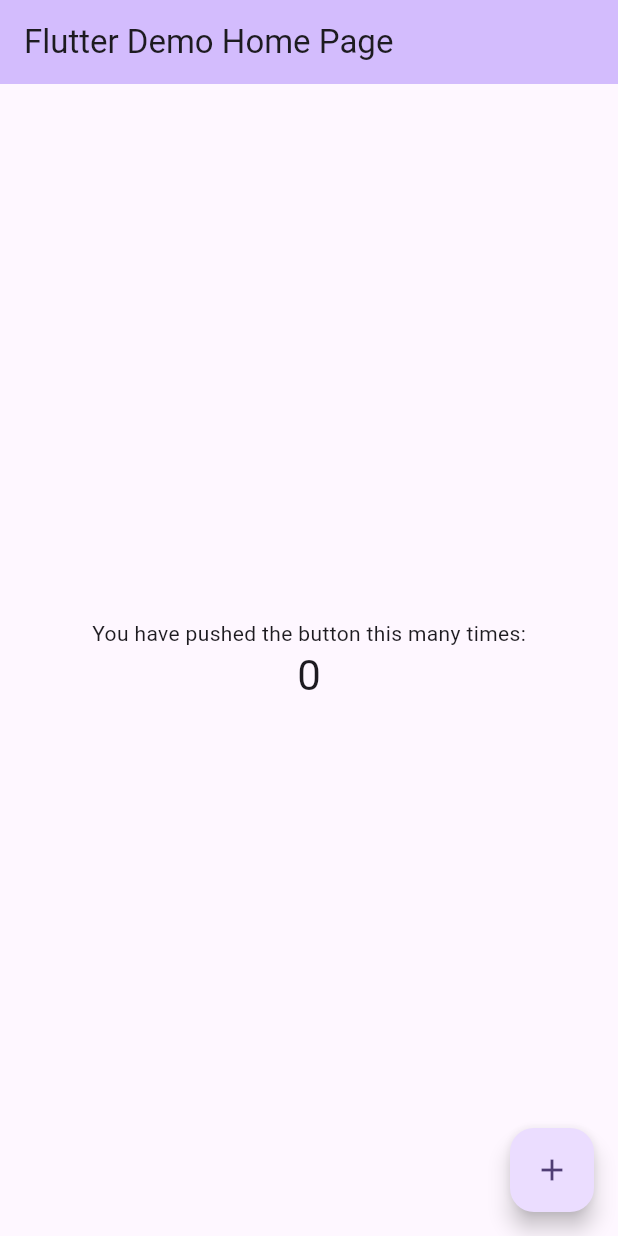
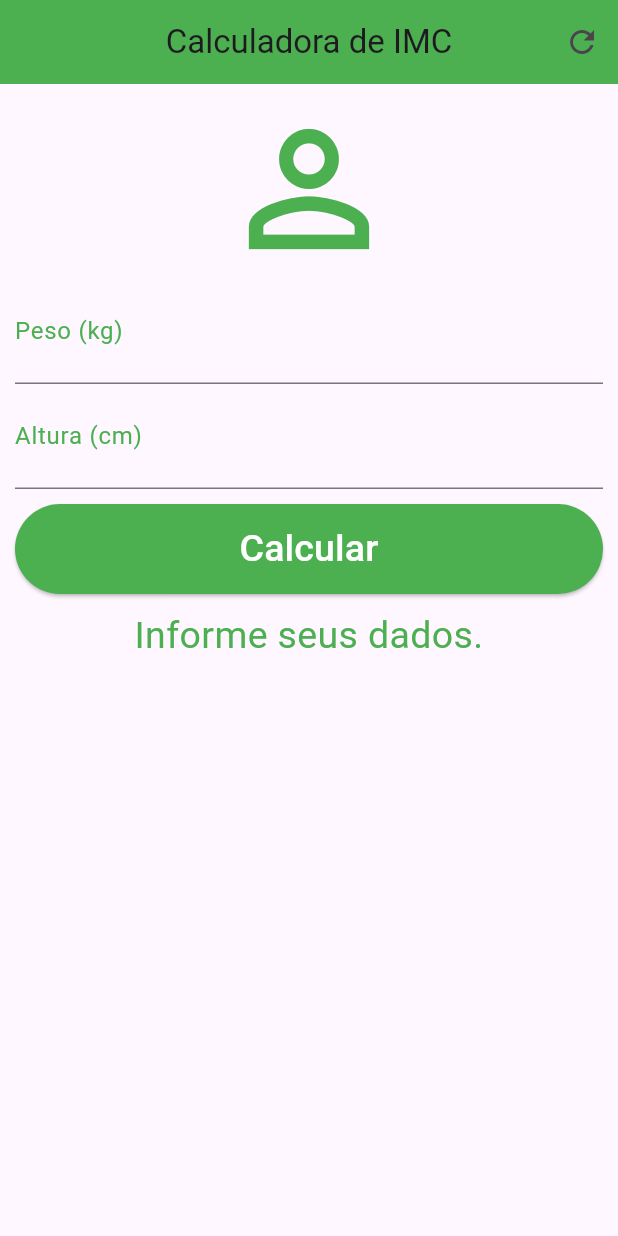
Before and after one commit to daniellcferreira/flutter_fundamentals, a Flutter app: the screen it shows after launch, on a phone screen of 412 x 824 dp. Run offline on Flutter 3.47's test engine with Material 3 defaults, Android fonts, the phone set to English and light mode, and no system bars.

```diff
--- a/calculadora_imc_flutter/lib/main.dart
+++ b/calculadora_imc_flutter/lib/main.dart
@@ -1,122 +1,142 @@
 import 'package:flutter/material.dart';
 
 void main() {
-  runApp(const MyApp());
+  runApp(MaterialApp(home: Home()));
 }
 
-class MyApp extends StatelessWidget {
-  const MyApp({super.key});
-
-  // This widget is the root of your application.
+class Home extends StatefulWidget {
   @override
-  Widget build(BuildContext context) {
-    return MaterialApp(
-      title: 'Flutter Demo',
-      theme: ThemeData(
-        // This is the theme of your application.
-        //
-        // TRY THIS: Try running your application with "flutter run". You'll see
-        // the application has a purple toolbar. Then, without quitting the app,
-        // try changing the seedColor in the colorScheme below to Colors.green
-        // and then invoke "hot reload" (save your changes or press the "hot
-        // reload" button in a Flutter-supported IDE, or press "r" if you used
-        // the command line to start the app).
-        //
-        // Notice that the counter didn't reset back to zero; the application
-        // state is not lost during the reload. To reset the state, use hot
-        // restart instead.
-        //
-        // This works for code too, not just values: Most code changes can be
-        // tested with just a hot reload.
-        colorScheme: ColorScheme.fromSeed(seedColor: Colors.deepPurple),
-      ),
-      home: const MyHomePage(title: 'Flutter Demo Home Page'),
-    );
-  }
+  _HomeState createState() => _HomeState();
 }
 
-class MyHomePage extends StatefulWidget {
-  const MyHomePage({super.key, required this.title});
+class _HomeState extends State<Home> {
+  // Chave do formulário
+  GlobalKey<FormState> _formKey = GlobalKey<FormState>();
 
-  // This widget is the home page of your application. It is stateful, meaning
-  // that it has a State object (defined below) that contains fields that affect
-  // how it looks.
+  // Controllers dos campos
+  TextEditingController weightController = TextEditingController();
+  TextEditingController heightController = TextEditingController();
 
-  // This class is the configuration for the state. It holds the values (in this
-  // case the title) provided by the parent (in this case the App widget) and
-  // used by the build method of the State. Fields in a Widget subclass are
-  // always marked "final".
+  // Texto exibido na tela
+  String _infoText = "Informe seus dados.";
 
-  final String title;
+  // Reseta os campos e o formulário
+  void _resetField() {
+    weightController.text = "";
+    heightController.text = "";
+    setState(() {
+      _infoText = "Informe seus dados.";
+      _formKey = GlobalKey<FormState>();
+    });
+  }
 
-  @override
-  State<MyHomePage> createState() => _MyHomePageState();
-}
+  // Calcula o IMC
+  void _calculate() {
+    setState(() {
+      double weight = double.parse(weightController.text);
+      double height = double.parse(heightController.text) / 100;
 
-class _MyHomePageState extends State<MyHomePage> {
-  int _counter = 0;
+      double imc = weight / (height * height);
 
-  void _incrementCounter() {
-    setState(() {
-      // This call to setState tells the Flutter framework that something has
-      // changed in this State, which causes it to rerun the build method below
-      // so that the display can reflect the updated values. If we changed
-      // _counter without calling setState(), then the build method would not be
-      // called again, and so nothing would appear to happen.
-      _counter++;
+      if (imc < 18.6) {
+        _infoText = "Abaixo do peso (${imc.toStringAsPrecision(4)})";
+      } else if (imc < 24.9) {
+        _infoText = "Peso ideal (${imc.toStringAsPrecision(4)})";
+      } else if (imc < 29.9) {
+        _infoText = "Levemente acima do peso (${imc.toStringAsPrecision(4)})";
+      } else if (imc < 34.9) {
+        _infoText = "Obesidade Grau I (${imc.toStringAsPrecision(4)})";
+      } else if (imc < 39.9) {
+        _infoText = "Obesidade Grau II (${imc.toStringAsPrecision(4)})";
+      } else {
+        _infoText = "Obesidade Grau III (${imc.toStringAsPrecision(4)})";
+      }
     });
   }
 
   @override
   Widget build(BuildContext context) {
-    // This method is rerun every time setState is called, for instance as done
-    // by the _incrementCounter method above.
-    //
-    // The Flutter framework has been optimized to make rerunning build methods
-    // fast, so that you can just rebuild anything that needs updating rather
-    // than having to individually change instances of widgets.
     return Scaffold(
       appBar: AppBar(
-        // TRY THIS: Try changing the color here to a specific color (to
-        // Colors.amber, perhaps?) and trigger a hot reload to see the AppBar
-        // change color while the other colors stay the same.
-        backgroundColor: Theme.of(context).colorScheme.inversePrimary,
-        // Here we take the value from the MyHomePage object that was created by
-        // the App.build method, and use it to set our appbar title.
-        title: Text(widget.title),
+        title: Text("Calculadora de IMC"),
+        centerTitle: true,
+        backgroundColor: Colors.green,
+        actions: [
+          IconButton(icon: Icon(Icons.refresh), onPressed: _resetField),
+        ],
       ),
-      body: Center(
-        // Center is a layout widget. It takes a single child and positions it
-        // in the middle of the parent.
-        child: Column(
-          // Column is also a layout widget. It takes a list of children and
-          // arranges them vertically. By default, it sizes itself to fit its
-          // children horizontally, and tries to be as tall as its parent.
-          //
-          // Column has various properties to control how it sizes itself and
-          // how it positions its children. Here we use mainAxisAlignment to
-          // center the children vertically; the main axis here is the vertical
-          // axis because Columns are vertical (the cross axis would be
-          // horizontal).
-          //
-          // TRY THIS: Invoke "debug painting" (choose the "Toggle Debug Paint"
-          // action in the IDE, or press "p" in the console), to see the
-          // wireframe for each widget.
-          mainAxisAlignment: MainAxisAlignment.center,
-          children: <Widget>[
-            const Text('You have pushed the button this many times:'),
-            Text(
-              '$_counter',
-              style: Theme.of(context).textTheme.headlineMedium,
-            ),
-          ],
+      body: SingleChildScrollView(
+        padding: EdgeInsets.all(10),
+        child: Form(
+          key: _formKey,
+          child: Column(
+            crossAxisAlignment: CrossAxisAlignment.stretch,
+            children: [
+              Icon(Icons.person_outline, size: 120, color: Colors.green),
+
+              TextFormField(
+                controller: weightController,
+                keyboardType: TextInputType.number,
+                textAlign: TextAlign.center,
+                style: TextStyle(fontSize: 25, color: Colors.green),
+                decoration: InputDecoration(
+                  labelText: "Peso (kg)",
+                  labelStyle: TextStyle(color: Colors.green),
+                ),
+                validator: (value) {
+                  if (value == null || value.isEmpty) {
+                    return "Insira seu peso";
+                  }
+                  return null;
+                },
+              ),
+
+              TextFormField(
+                controller: heightController,
+                keyboardType: TextInputType.number,
+                textAlign: TextAlign.center,
+                style: TextStyle(fontSize: 25, color: Colors.green),
+                decoration: InputDecoration(
+                  labelText: "Altura (cm)",
+                  labelStyle: TextStyle(color: Colors.green),
+                ),
+                validator: (value) {
+                  if (value == null || value.isEmpty) {
+                    return "Insira sua altura";
+                  }
+                  return null;
+                },
+              ),
+
+              SizedBox(height: 10),
+
+              ElevatedButton(
+                style: ElevatedButton.styleFrom(
+                  backgroundColor: Colors.green,
+                  padding: EdgeInsets.all(12),
+                ),
+                child: Text(
+                  "Calcular",
+                  style: TextStyle(fontSize: 25, color: Colors.white),
+                ),
+                onPressed: () {
+                  if (_formKey.currentState!.validate()) {
+                    _calculate();
+                  }
+                },
+              ),
+
+              SizedBox(height: 10),
+
+              Text(
+                _infoText,
+                textAlign: TextAlign.center,
+                style: TextStyle(fontSize: 25, color: Colors.green),
+              ),
+            ],
+          ),
         ),
       ),
-      floatingActionButton: FloatingActionButton(
-        onPressed: _incrementCounter,
-        tooltip: 'Increment',
-        child: const Icon(Icons.add),
-      ), // This trailing comma makes auto-formatting nicer for build methods.
     );
   }
 }
```
Also changed, not shown: 5 other files.
